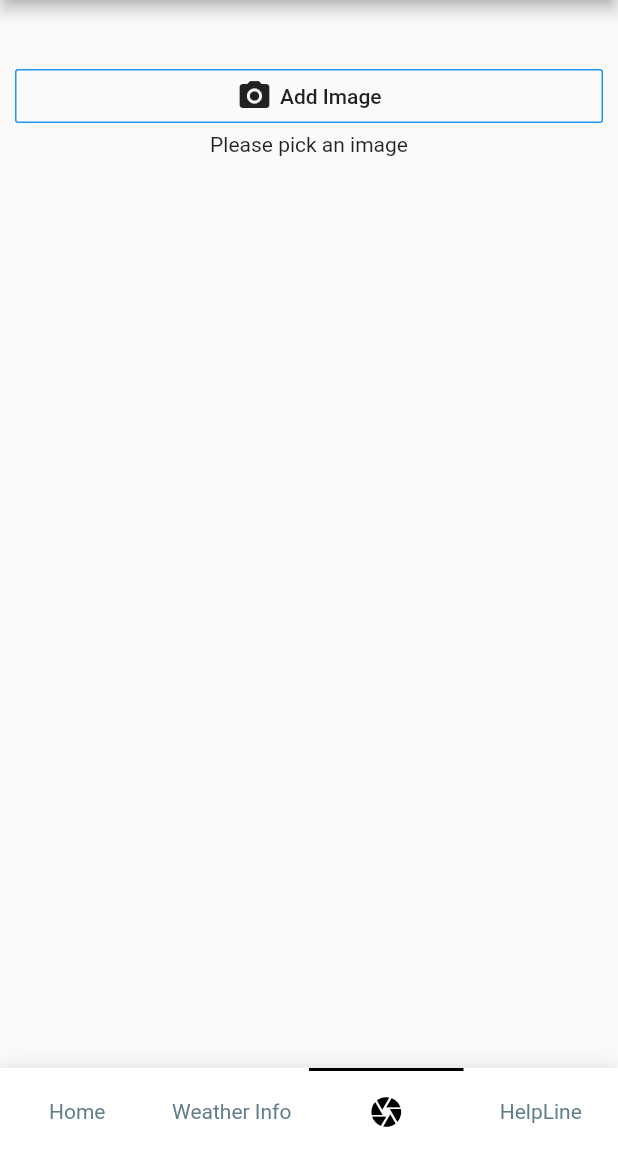
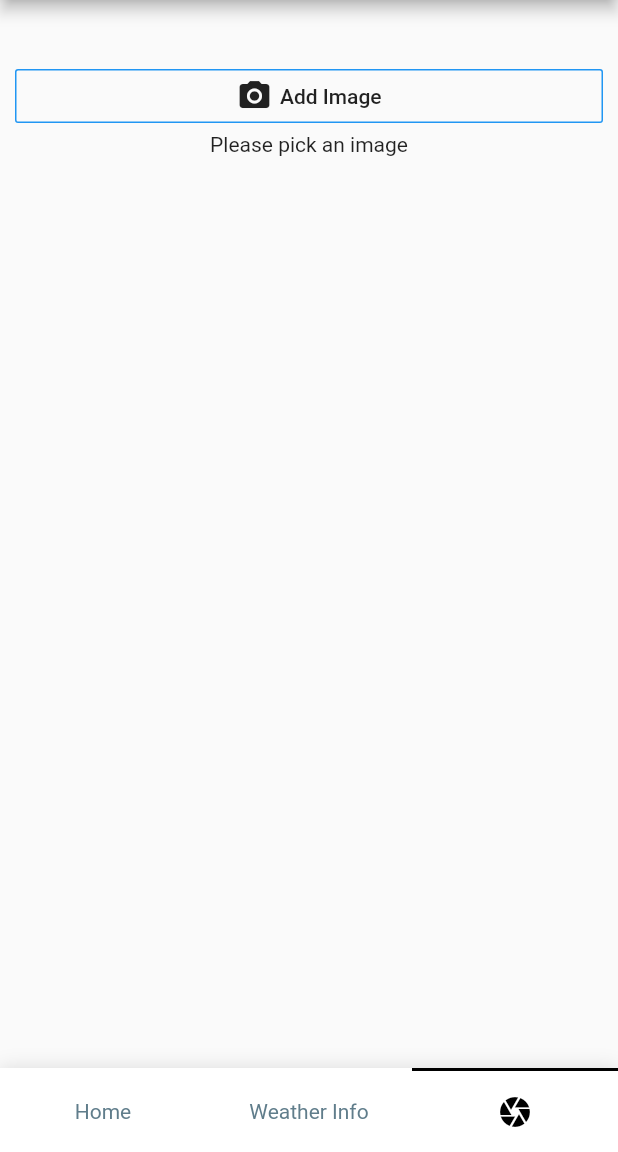
Before and after one commit to shub-naik/FinalFlutterApp, a Flutter app: the screen it shows after launch, swiped to page 3, on a phone screen of 412 x 824 dp, the part 84-1236 px from its top. Run offline on Flutter 3.47's test engine with Material 2 defaults, Android fonts, the phone set to English and light mode, and no system bars; drawn by our look-alikes of titled_navigation_bar; our stand-ins replace bloc, equatable, flare_flutter, flutter_bloc, image_picker, toast and 2 more.

Commit message:
HelpLine removed

```diff
--- a/lib/MainDashBoard.dart
+++ b/lib/MainDashBoard.dart
@@ -24,9 +24,8 @@ class _MainDashBoardState extends State<MainDashBoard> {
   List<Widget> _screen = [
     _userHomeTab,
     _weatherInfoTab,
-    _cameraDiseasePredictionTab,
-    _helpLine
-  ];
+    _cameraDiseasePredictionTab
+    ];
 
   void _pageChanged(int index) {
     setState(() {
@@ -80,8 +79,6 @@ class _MainDashBoardState extends State<MainDashBoard> {
               title: Text('Weather Info'), icon: WeatherIcons.cloud),
           TitledNavigationBarItem(
               title: Text('Disease Prediction'), icon: Icons.camera),
-          TitledNavigationBarItem(
-              title: Text('HelpLine'), icon: Icons.live_help),
         ],
         activeColor: Colors.black,
         inactiveColor: Colors.blueGrey,
```
